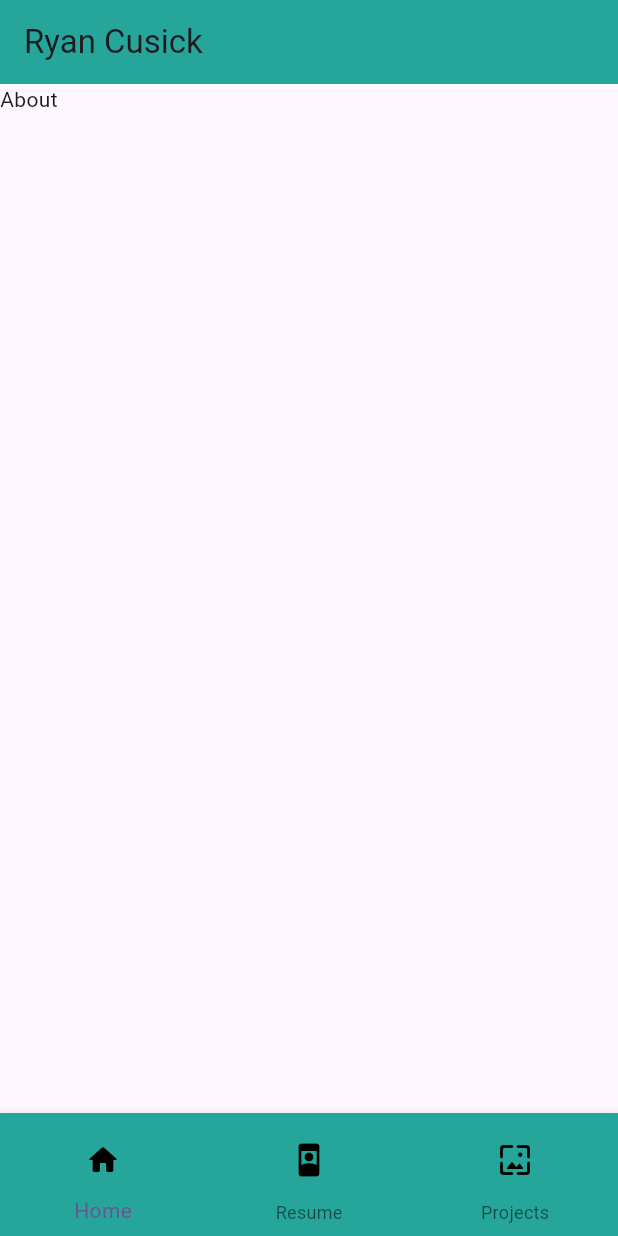
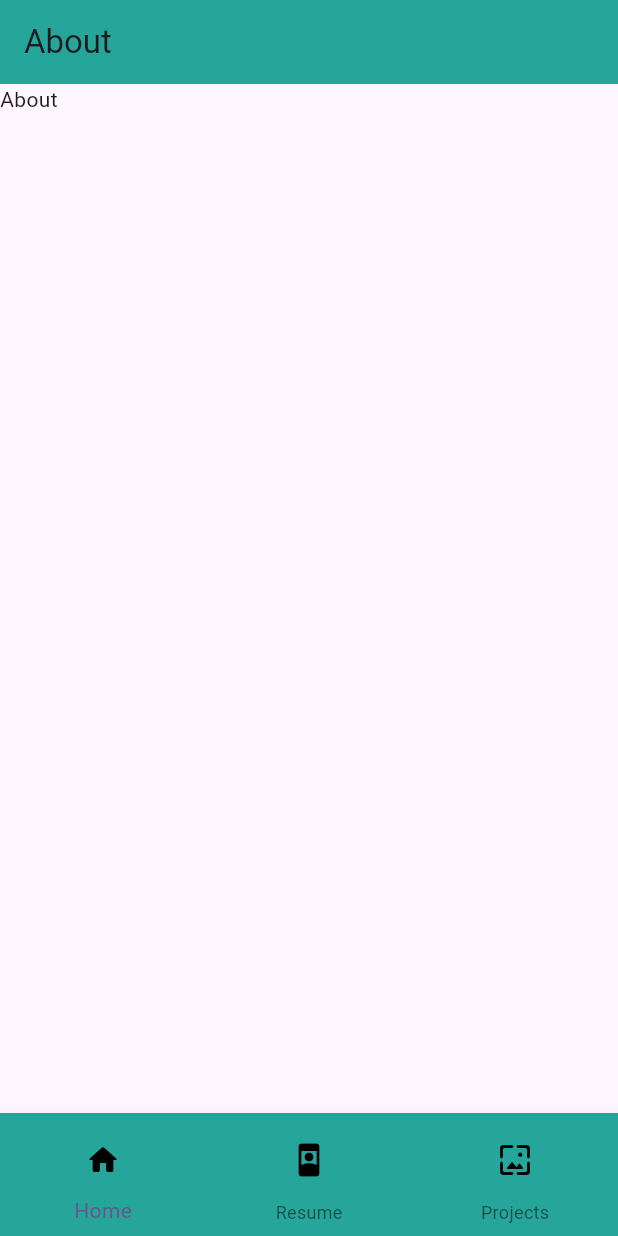
Before and after one commit to Cusick1/portfolio, a Flutter app: the screen it shows after launch, on a phone screen of 412 x 824 dp. Run offline on Flutter 3.47's test engine with Material 3 defaults, Android fonts, the phone set to English and light mode, and no system bars.

Commit message:
added method to create a list of app bars and passed to home page so app bar changes with index

```diff
--- a/lib/presentation/home_page.dart
+++ b/lib/presentation/home_page.dart
@@ -19,16 +19,25 @@ class _MyHomePageState extends State<MyHomePage> {
     });
   }
 
+  List<AppBar> _createAppBars(List<String> titles) {
+    List<AppBar> list = [];
+
+    for (int i = 0; i < titles.length; i++) {
+      list.add(
+        AppBar(backgroundColor: Colors.teal[400], title: Text(titles[i])),
+      );
+    }
+
+    return list;
+  }
+
   final List<Widget> _pages = [About(), Resume(), Projects()];
 
   @override
   Widget build(BuildContext context) {
-    //TODO: research if scaffold is most comomonly used or do people create their own custom scaffolds.
+    List<AppBar> appBars = _createAppBars(['About', 'Resume', 'Projects']);
     return Scaffold(
-      appBar: AppBar(
-        backgroundColor: Colors.teal[400],
-        title: Text('Ryan Cusick'),
-      ),
+      appBar: appBars[_currentIndex],
       body: _pages[_currentIndex],
       bottomNavigationBar: BottomNavigationBar(
         currentIndex: _currentIndex,
```
